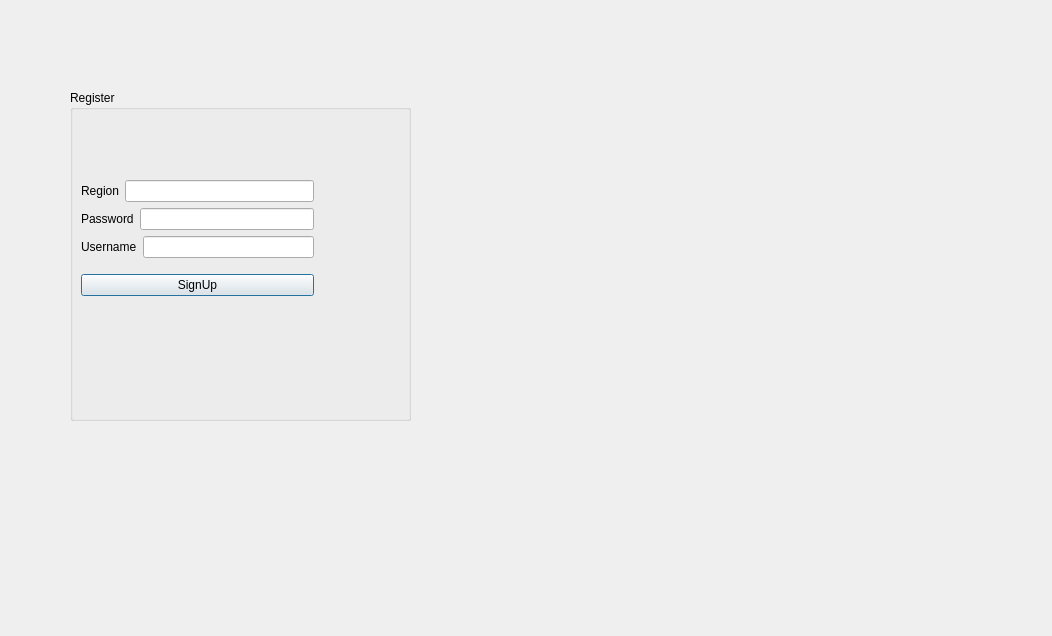
Old version of the form modules/UI/src/dialog.ui in the repository PerryVrajnitorincul26/proiectMCPP.
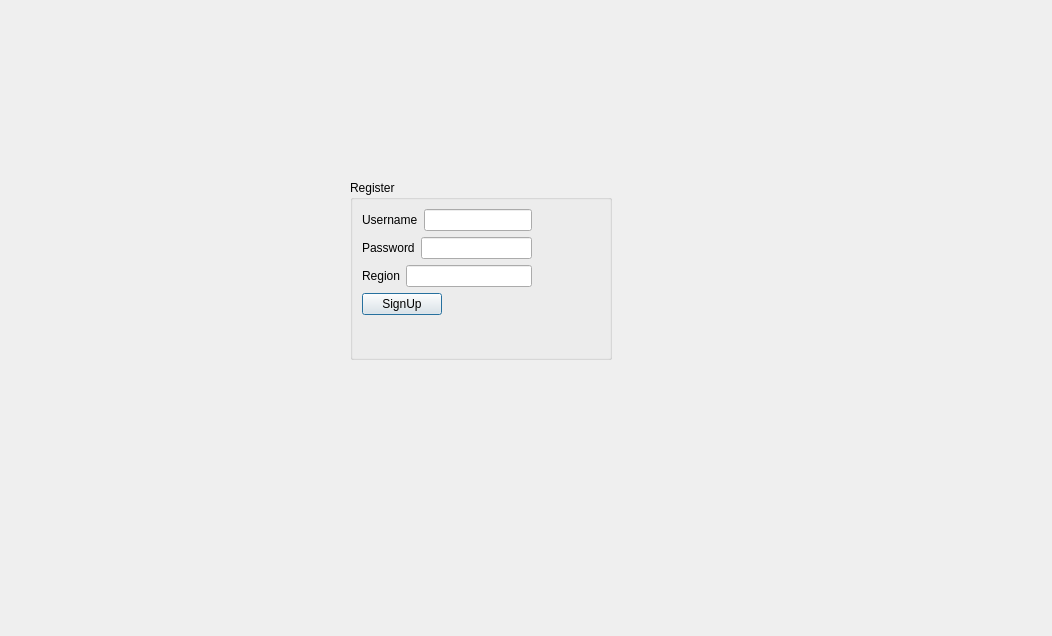
New version of the form.

Commit message: implemented function for SignUp

Patch:
```diff
--- a/modules/UI/src/dialog.ui
+++ b/modules/UI/src/dialog.ui
@@ -16,33 +16,24 @@
   <widget class="QGroupBox" name="groupBox">
    <property name="geometry">
     <rect>
-     <x>70</x>
-     <y>90</y>
-     <width>341</width>
-     <height>331</height>
+     <x>350</x>
+     <y>180</y>
+     <width>262</width>
+     <height>180</height>
     </rect>
    </property>
    <property name="title">
     <string>Register</string>
    </property>
-   <widget class="QWidget" name="">
-    <property name="geometry">
-     <rect>
-      <x>11</x>
-      <y>80</y>
-      <width>233</width>
-      <height>138</height>
-     </rect>
-    </property>
-    <layout class="QVBoxLayout" name="verticalLayout_2">
-     <item>
+   <layout class="QFormLayout" name="formLayout">
+    <item row="0" column="0">
       <layout class="QVBoxLayout" name="verticalLayout">
        <item>
         <layout class="QHBoxLayout" name="horizontalLayout">
          <item>
-          <widget class="QLabel" name="label_Region">
+         <widget class="QLabel" name="label_Username">
            <property name="text">
-            <string>Region</string>
+           <string>Username</string>
            </property>
           </widget>
          </item>
@@ -68,9 +59,9 @@
        <item>
         <layout class="QHBoxLayout" name="horizontalLayout_2">
          <item>
-          <widget class="QLabel" name="label_Username">
+         <widget class="QLabel" name="label_Region">
            <property name="text">
-            <string>Username</string>
+           <string>Region</string>
            </property>
           </widget>
          </item>
@@ -81,15 +72,14 @@
        </item>
       </layout>
      </item>
-     <item>
-      <widget class="QPushButton" name="pushButton_SignUp2">
+    <item row="1" column="0">
+     <widget class="QPushButton" name="pushButton_SignUp">
        <property name="text">
         <string>SignUp</string>
        </property>
       </widget>
      </item>
     </layout>
-   </widget>
   </widget>
  </widget>
  <resources/>
```
Left out of the diff: 6 changed lines with no effect on the pictures. Lines whose indentation alone changed are shown as unchanged. The commit also changes 2 other files.
